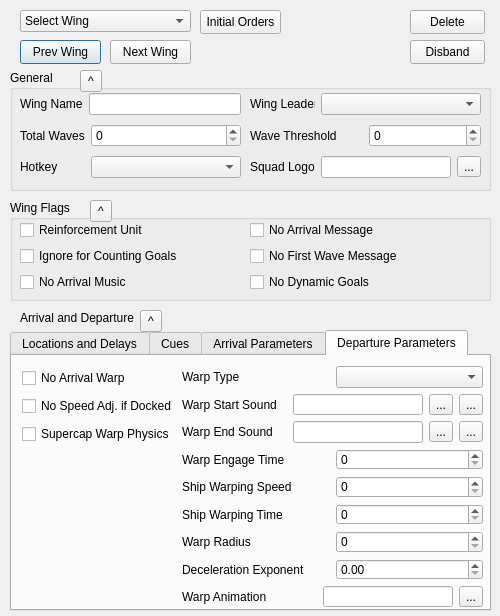
Before: the Qt Designer form qtfred/ui/WingEditorDialog.ui in JohnAFernandez/fs2open, drawn with Qt 5.
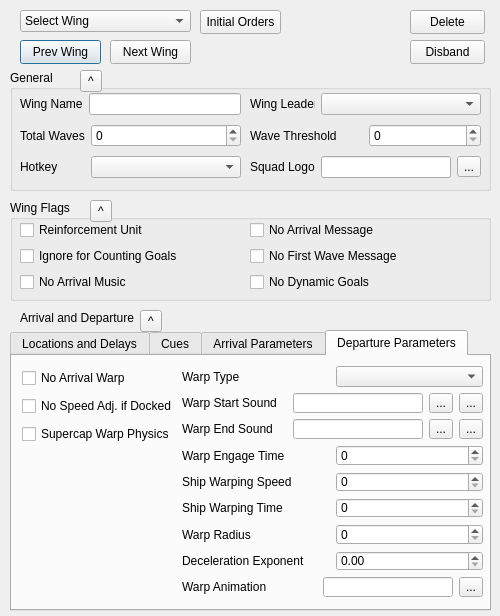
After: the same form once the commit is applied. The open tabs and pages were chosen to show the change.

Commit message: Linter Fixes And finish Collapser buttons

What changed in the file:
```diff
--- a/qtfred/ui/WingEditorDialog.ui
+++ b/qtfred/ui/WingEditorDialog.ui
@@ -371,6 +371,18 @@
      <height>281</height>
     </rect>
    </property>
+   <property name="minimumSize">
+    <size>
+     <width>0</width>
+     <height>281</height>
+    </size>
+   </property>
+   <property name="maximumSize">
+    <size>
+     <width>16777215</width>
+     <height>281</height>
+    </size>
+   </property>
    <property name="currentIndex">
     <number>0</number>
    </property>
@@ -988,7 +1000,7 @@
        <x>170</x>
        <y>10</y>
        <width>301</width>
-       <height>241</height>
+       <height>231</height>
       </rect>
      </property>
      <layout class="QVBoxLayout" name="verticalLayout_10">
```
Left out of the diff: 28 changed lines with no effect on the pictures. The commit also changes 2 other files.
